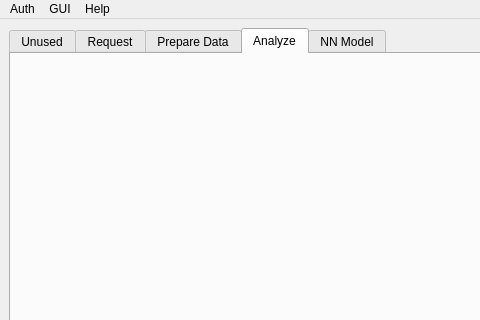
This is twitter_analyzer/gui/GUI_QT.ui in GrzegorzKrug/TwitterAnalyzer as Qt 5 draws it before an edit; both pictures show x 0 to 480 and y 0 to 320 of the 1259 by 771 pixel window. The edited form follows.
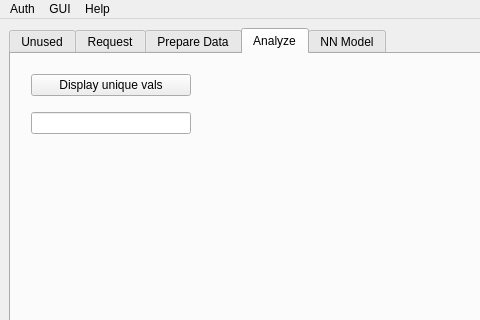
This is the edited form. The open tabs and pages were chosen to show the change.

Commit message: display uniqe values

The edit to the form file:
```diff
--- a/twitter_analyzer/gui/GUI_QT.ui
+++ b/twitter_analyzer/gui/GUI_QT.ui
@@ -912,6 +912,32 @@
          <attribute name="title">
           <string>Analyze</string>
          </attribute>
+         <widget class="QWidget" name="gridLayoutWidget">
+          <property name="geometry">
+           <rect>
+            <x>20</x>
+            <y>10</y>
+            <width>160</width>
+            <height>80</height>
+           </rect>
+          </property>
+          <layout class="QGridLayout" name="gridLayout_2">
+           <item row="0" column="0">
+            <widget class="QPushButton" name="pushButton_analyze_unique_vals">
+             <property name="text">
+              <string>Display unique vals</string>
+             </property>
+            </widget>
+           </item>
+           <item row="1" column="0">
+            <widget class="QLineEdit" name="lineEdit_analyze_unique_key">
+             <property name="toolTip">
+              <string>(optional) You can Add some comment to file name</string>
+             </property>
+            </widget>
+           </item>
+          </layout>
+         </widget>
         </widget>
         <widget class="QWidget" name="Model">
          <attribute name="title">
```
Left out of the diff: 4 changed lines with no effect on the pictures. The commit also changes 3 other files.
